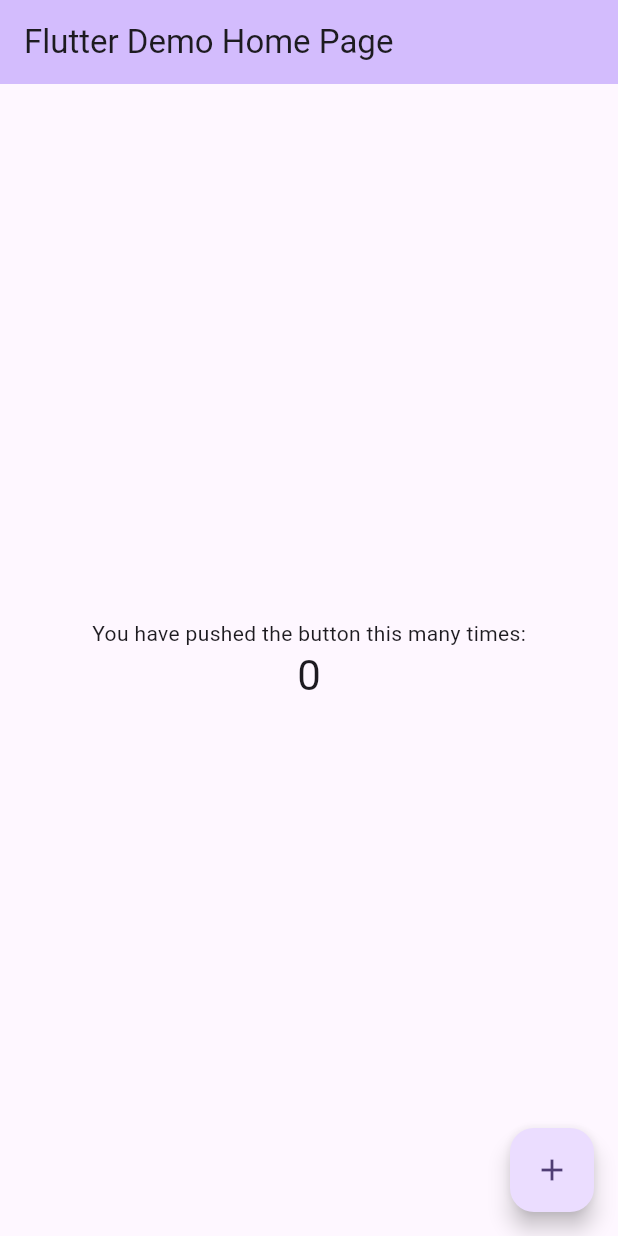
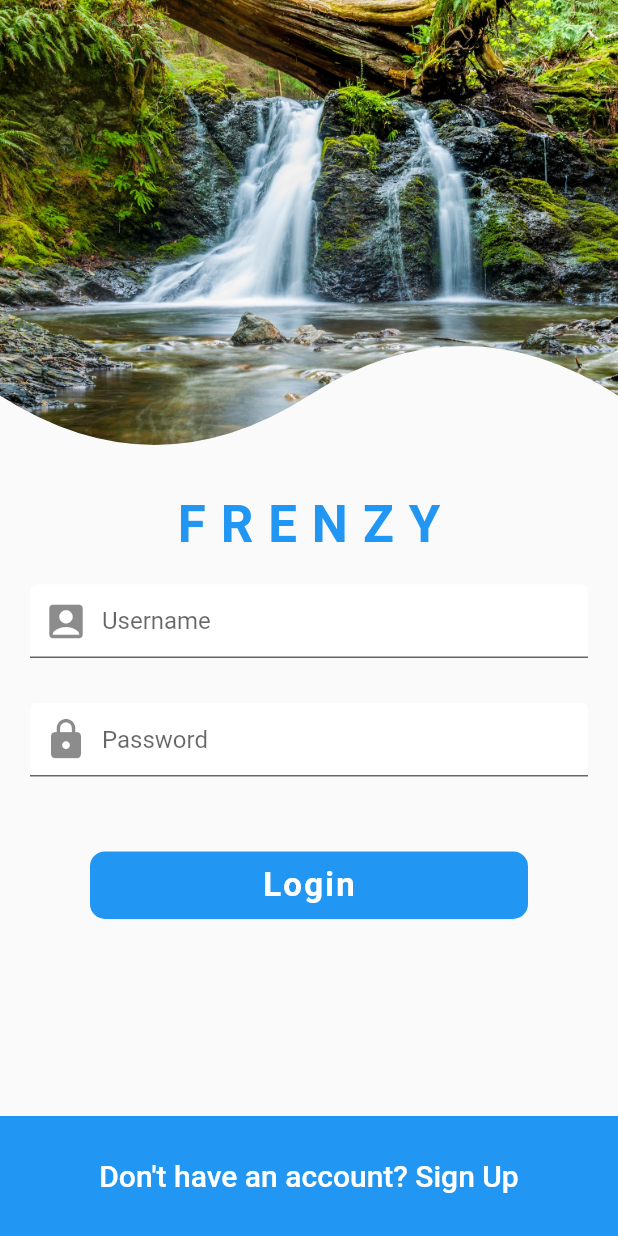
Before and after one commit to mobina-mvd/social_media_app, a Flutter app: the screen it shows after launch, on a phone screen of 412 x 824 dp. Run offline on Flutter 3.47's test engine with Material 2 defaults, Android fonts, the phone set to English and light mode, and no system bars.

Commit message:
LoginScreen is Done

```diff
--- a/lib/main.dart
+++ b/lib/main.dart
@@ -1,4 +1,5 @@
 import 'package:flutter/material.dart';
+import 'package:social_media_app/screens/login_screen.dart';
 
 void main() {
   runApp(const MyApp());
@@ -11,115 +12,16 @@ class MyApp extends StatelessWidget {
   @override
   Widget build(BuildContext context) {
     return MaterialApp(
-      title: 'Flutter Demo',
+      title: 'Flutter Social Media App',
+      debugShowCheckedModeBanner: false,
       theme: ThemeData(
-        // This is the theme of your application.
-        //
-        // TRY THIS: Try running your application with "flutter run". You'll see
-        // the application has a blue toolbar. Then, without quitting the app,
-        // try changing the seedColor in the colorScheme below to Colors.green
-        // and then invoke "hot reload" (save your changes or press the "hot
-        // reload" button in a Flutter-supported IDE, or press "r" if you used
-        // the command line to start the app).
-        //
-        // Notice that the counter didn't reset back to zero; the application
-        // state is not lost during the reload. To reset the state, use hot
-        // restart instead.
-        //
-        // This works for code too, not just values: Most code changes can be
-        // tested with just a hot reload.
-        colorScheme: ColorScheme.fromSeed(seedColor: Colors.deepPurple),
-        useMaterial3: true,
+        colorScheme: ColorScheme.light(
+          primary: Colors.blue,
+          onPrimary: Colors.white,
+        ),
+        // useMaterial3: true,
       ),
-      home: const MyHomePage(title: 'Flutter Demo Home Page'),
+      home: const LoginScreen(),
     );
   }
 }
-
-class MyHomePage extends StatefulWidget {
-  const MyHomePage({super.key, required this.title});
-
-  // This widget is the home page of your application. It is stateful, meaning
-  // that it has a State object (defined below) that contains fields that affect
-  // how it looks.
-
-  // This class is the configuration for the state. It holds the values (in this
-  // case the title) provided by the parent (in this case the App widget) and
-  // used by the build method of the State. Fields in a Widget subclass are
-  // always marked "final".
-
-  final String title;
-
-  @override
-  State<MyHomePage> createState() => _MyHomePageState();
-}
-
-class _MyHomePageState extends State<MyHomePage> {
-  int _counter = 0;
-
-  void _incrementCounter() {
-    setState(() {
-      // This call to setState tells the Flutter framework that something has
-      // changed in this State, which causes it to rerun the build method below
-      // so that the display can reflect the updated values. If we changed
-      // _counter without calling setState(), then the build method would not be
-      // called again, and so nothing would appear to happen.
-      _counter++;
-    });
-  }
-
-  @override
-  Widget build(BuildContext context) {
-    // This method is rerun every time setState is called, for instance as done
-    // by the _incrementCounter method above.
-    //
-    // The Flutter framework has been optimized to make rerunning build methods
-    // fast, so that you can just rebuild anything that needs updating rather
-    // than having to individually change instances of widgets.
-    return Scaffold(
-      appBar: AppBar(
-        // TRY THIS: Try changing the color here to a specific color (to
-        // Colors.amber, perhaps?) and trigger a hot reload to see the AppBar
-        // change color while the other colors stay the same.
-        backgroundColor: Theme.of(context).colorScheme.inversePrimary,
-        // Here we take the value from the MyHomePage object that was created by
-        // the App.build method, and use it to set our appbar title.
-        title: Text(widget.title),
-      ),
-      body: Center(
-        // Center is a layout widget. It takes a single child and positions it
-        // in the middle of the parent.
-        child: Column(
-          // Column is also a layout widget. It takes a list of children and
-          // arranges them vertically. By default, it sizes itself to fit its
-          // children horizontally, and tries to be as tall as its parent.
-          //
-          // Column has various properties to control how it sizes itself and
-          // how it positions its children. Here we use mainAxisAlignment to
-          // center the children vertically; the main axis here is the vertical
-          // axis because Columns are vertical (the cross axis would be
-          // horizontal).
-          //
-          // TRY THIS: Invoke "debug painting" (choose the "Toggle Debug Paint"
-          // action in the IDE, or press "p" in the console), to see the
-          // wireframe for each widget.
-          mainAxisAlignment: MainAxisAlignment.center,
-          children: <Widget>[
-            const Text(
-              'You have pushed the button this many times:',
-            ),
-            Text(
-              '$_counter',
-              style: Theme.of(context).textTheme.headlineMedium,
-            ),
-          ],
-        ),
-      ),
-      floatingActionButton: FloatingActionButton(
-        onPressed: _incrementCounter,
-        tooltip: 'Increment',
-        child: const Icon(Icons.add),
-      ), // This trailing comma makes auto-formatting nicer for build methods.
-    );
-  }
-}
--- /dev/null
+++ b/lib/screens/login_screen.dart
@@ -0,0 +1,126 @@
+import 'package:flutter/material.dart';
+import 'package:social_media_app/widgets/curve_clipper.dart';
+
+class LoginScreen extends StatefulWidget {
+  const LoginScreen({super.key});
+
+  @override
+  State<LoginScreen> createState() => _LoginScreenState();
+}
+
+class _LoginScreenState extends State<LoginScreen> {
+  @override
+  Widget build(BuildContext context) {
+    final deviceHeight = MediaQuery.sizeOf(context).height;
+    final ThemeData themeData = Theme.of(context);
+
+    return Scaffold(
+      body: SingleChildScrollView(
+        physics: const BouncingScrollPhysics(),
+        child: SizedBox(
+          height: deviceHeight,
+          child: Column(
+            children: [
+              ClipPath(
+                clipper: CurveClipper(),
+                child: Image.asset(
+                  'assets/images/login_background.jpg',
+                  height: deviceHeight / 2.5,
+                  width: double.infinity,
+                  fit: BoxFit.cover,
+                ),
+              ),
+              Text(
+                'frenzy'.toUpperCase(),
+                style: TextStyle(
+                  color: themeData.colorScheme.primary,
+                  fontSize: 34,
+                  fontWeight: FontWeight.bold,
+                  letterSpacing: 10,
+                ),
+              ),
+              const SizedBox(height: 10),
+              Padding(
+                padding:
+                    const EdgeInsets.symmetric(horizontal: 20, vertical: 10),
+                child: TextField(
+                  decoration: InputDecoration(
+                    contentPadding: const EdgeInsets.symmetric(vertical: 15),
+                    fillColor: themeData.colorScheme.onPrimary,
+                    filled: true,
+                    hintText: 'Username',
+                    prefixIcon: const Icon(
+                      Icons.account_box,
+                      size: 30,
+                    ),
+                  ),
+                ),
+              ),
+              const SizedBox(height: 10),
+              Padding(
+                padding:
+                    const EdgeInsets.symmetric(horizontal: 20, vertical: 10),
+                child: TextField(
+                  obscureText: true,
+                  decoration: InputDecoration(
+                    contentPadding: const EdgeInsets.symmetric(vertical: 15),
+                    fillColor: themeData.colorScheme.onPrimary,
+                    filled: true,
+                    hintText: 'Password',
+                    prefixIcon: const Icon(
+                      Icons.lock,
+                      size: 30,
+                    ),
+                  ),
+                ),
+              ),
+              const SizedBox(height: 40),
+              GestureDetector(
+                onTap: () {},
+                child: Container(
+                  margin: const EdgeInsets.symmetric(horizontal: 60),
+                  height: 45,
+                  alignment: Alignment.center,
+                  decoration: BoxDecoration(
+                    color: themeData.colorScheme.primary,
+                    borderRadius: BorderRadius.circular(10),
+                  ),
+                  child: Text(
+                    'Login',
+                    style: TextStyle(
+                      color: themeData.colorScheme.onPrimary,
+                      fontSize: 22,
+                      fontWeight: FontWeight.w600,
+                      letterSpacing: 1.5,
+                    ),
+                  ),
+                ),
+              ),
+              Expanded(
+                child: Align(
+                  alignment: FractionalOffset.bottomCenter,
+                  child: GestureDetector(
+                    onTap: () {},
+                    child: Container(
+                      alignment: Alignment.center,
+                      color: themeData.colorScheme.primary,
+                      height: 80,
+                      child: Text(
+                        'Don\'t have an account? Sign Up',
+                        style: TextStyle(
+                          color: themeData.colorScheme.onPrimary,
+                          fontWeight: FontWeight.w500,
+                          fontSize: 20,
+                        ),
+                      ),
+                    ),
+                  ),
+                ),
+              ),
+            ],
+          ),
+        ),
+      ),
+    );
+  }
+}
--- /dev/null
+++ b/lib/widgets/curve_clipper.dart
@@ -0,0 +1,33 @@
+import 'package:flutter/material.dart';
+
+class CurveClipper extends CustomClipper<Path> {
+  @override
+  Path getClip(Size size) {
+    Path path = Path()..lineTo(0, 4 * size.height / 5);
+    Offset curvePoint1 = Offset(size.width / 4, size.height);
+    Offset centerPoint = Offset(size.width / 2, 4 * size.height / 5);
+    path.quadraticBezierTo(
+      curvePoint1.dx,
+      curvePoint1.dy,
+      centerPoint.dx,
+      centerPoint.dy,
+    );
+    Offset curvePoint2 = Offset(3 * size.width / 4, 3 * size.height / 5);
+    Offset endPoint = Offset(size.width, 4 * size.height / 5);
+    path.quadraticBezierTo(
+      curvePoint2.dx,
+      curvePoint2.dy,
+      endPoint.dx,
+      endPoint.dy,
+    );
+    path.lineTo(size.width, 0);
+    path.close();
+    return path;
+  }
+
+  @override
+  bool shouldReclip(covariant CustomClipper<Path> oldClipper) {
+    //چون هیچوقت آپدیت نمی شود یا تغییری نمی کند
+    return false;
+  }
+}
--- a/pubspec.yaml
+++ b/pubspec.yaml
@@ -59,8 +59,8 @@ flutter:
   uses-material-design: true
 
   # To add assets to your application, add an assets section, like this:
-  # assets:
-  #   - images/a_dot_burr.jpeg
+  assets:
+    - assets/images/
   #   - images/a_dot_ham.jpeg
 
   # An image asset can refer to one or more resolution-specific "variants", see
```
